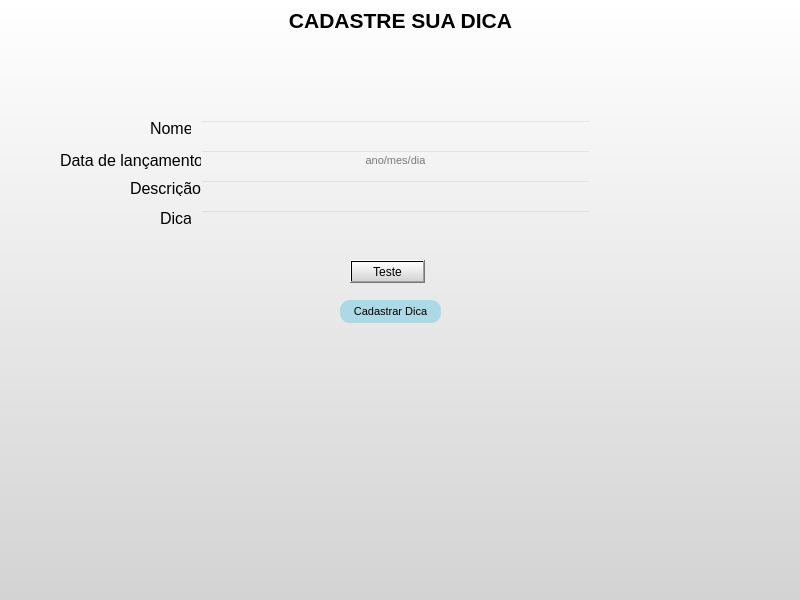
First picture: the form in telas/cad_jogos.ui, repository JorgeLuis8/Trabalho-POO-II, before the edit.
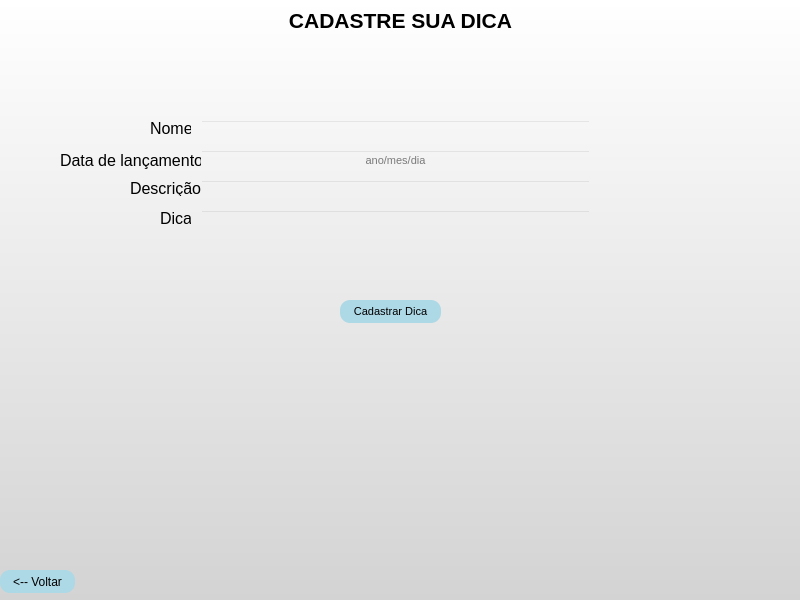
Second picture: the form after the edit.

The edit to the form file:
```diff
--- a/telas/cad_jogos.ui
+++ b/telas/cad_jogos.ui
@@ -296,14 +296,25 @@
    <widget class="QPushButton" name="pushButton_2">
     <property name="geometry">
      <rect>
-      <x>350</x>
-      <y>260</y>
+      <x>0</x>
+      <y>570</y>
       <width>75</width>
       <height>23</height>
      </rect>
     </property>
+    <property name="styleSheet">
+     <string notr="true">QPushButton {
+    background-color:  #add8e6;
+    border-radius: 10px;
+}
+
+QPushButton:hover {
+    background-color:#AABAF2 ;
+}
+</string>
+    </property>
     <property name="text">
-     <string>Teste</string>
+     <string>&lt;-- Voltar</string>
     </property>
    </widget>
   </widget>
```
Left out of the diff: 2 changed lines with no effect on the pictures.
